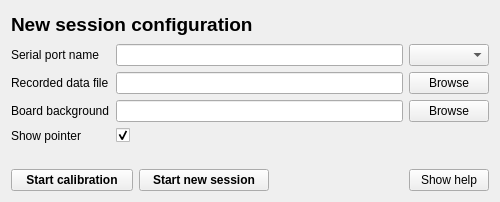
Old version of the form mainwindow.ui in the repository ntrfrnc/eye-tracker.
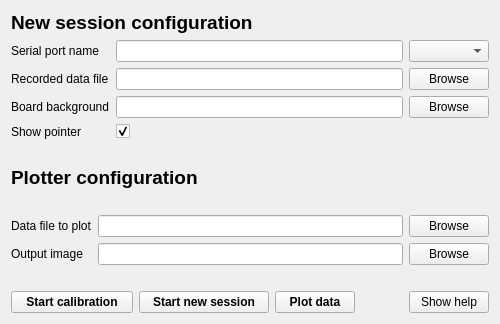
New version of the form.

Commit message: Add data plotting feature

Patch:
```diff
--- a/mainwindow.ui
+++ b/mainwindow.ui
@@ -7,7 +7,7 @@
     <x>0</x>
     <y>0</y>
     <width>500</width>
-    <height>202</height>
+    <height>324</height>
    </rect>
   </property>
   <property name="sizePolicy">
@@ -19,7 +19,7 @@
   <property name="maximumSize">
    <size>
     <width>500</width>
-    <height>202</height>
+    <height>500</height>
    </size>
   </property>
   <property name="contextMenuPolicy">
@@ -130,6 +130,58 @@
       </item>
      </layout>
     </item>
+    <item>
+     <layout class="QGridLayout" name="gridLayout_2" columnstretch="0,0,0">
+      <item row="1" column="1">
+       <widget class="QLineEdit" name="plotDataFileLineEdit"/>
+      </item>
+      <item row="2" column="0">
+       <widget class="QLabel" name="plotOutImageLabel">
+        <property name="text">
+         <string>Output image</string>
+        </property>
+       </widget>
+      </item>
+      <item row="1" column="0">
+       <widget class="QLabel" name="plotDataFileLabel">
+        <property name="text">
+         <string>Data file to plot</string>
+        </property>
+       </widget>
+      </item>
+      <item row="2" column="1">
+       <widget class="QLineEdit" name="plotOutImagePathLineEdit"/>
+      </item>
+      <item row="1" column="2">
+       <widget class="QPushButton" name="browsePlotDataFilePushButton">
+        <property name="text">
+         <string>Browse</string>
+        </property>
+       </widget>
+      </item>
+      <item row="2" column="2">
+       <widget class="QPushButton" name="browsePlotOutImagePushButton">
+        <property name="text">
+         <string>Browse</string>
+        </property>
+       </widget>
+      </item>
+      <item row="0" column="0" colspan="2">
+       <widget class="QLabel" name="plotterConfigLabel">
+        <property name="font">
+         <font>
+          <pointsize>14</pointsize>
+          <weight>75</weight>
+          <bold>true</bold>
+         </font>
+        </property>
+        <property name="text">
+         <string>Plotter configuration</string>
+        </property>
+       </widget>
+      </item>
+     </layout>
+    </item>
     <item>
      <spacer name="verticalSpacer_2">
       <property name="orientation">
@@ -204,6 +256,19 @@
         </property>
        </widget>
       </item>
+      <item>
+       <widget class="QPushButton" name="plotDataPushButton">
+        <property name="font">
+         <font>
+          <weight>75</weight>
+          <bold>true</bold>
+         </font>
+        </property>
+        <property name="text">
+         <string>Plot data</string>
+        </property>
+       </widget>
+      </item>
       <item>
        <spacer name="horizontalSpacer">
         <property name="orientation">
```
Left out of the diff: 4 changed lines with no effect on the pictures. The commit also changes 10 other files.
